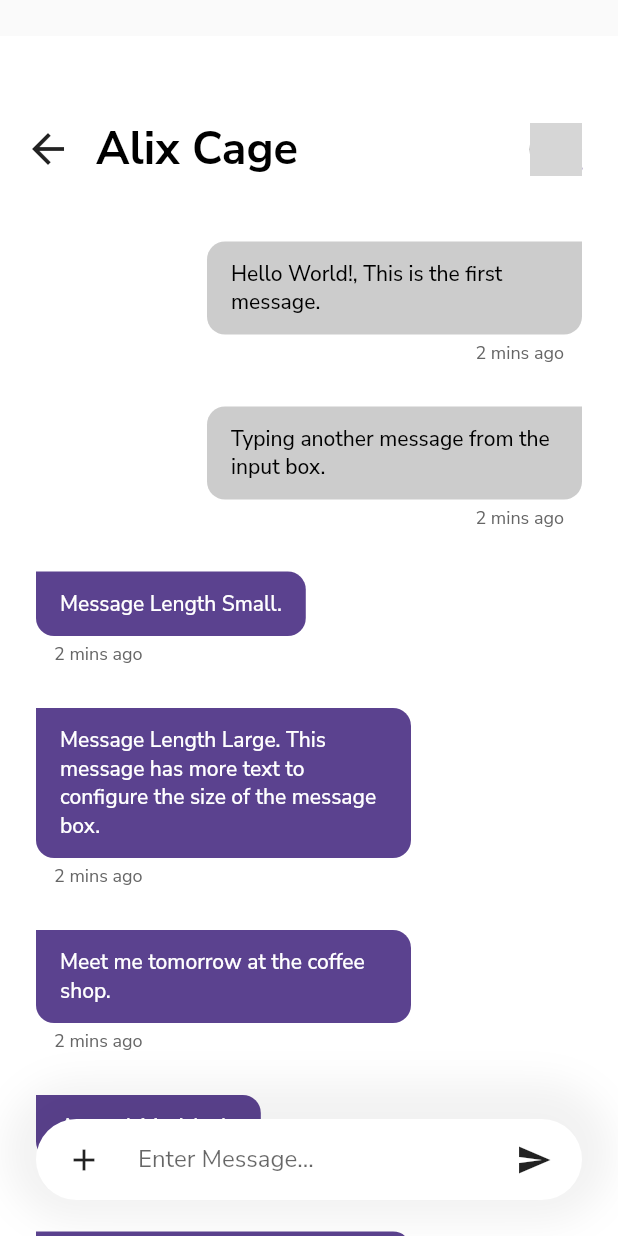
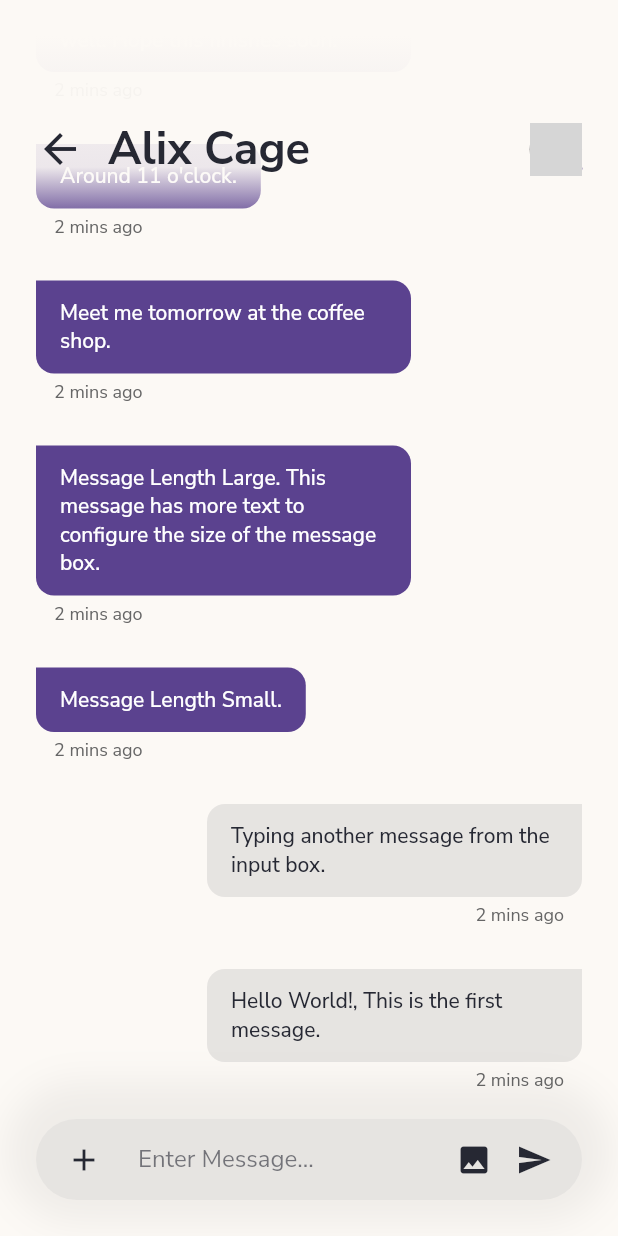
Before and after one commit to akshayejh/flat_chat, a Flutter app: the AppPage screen opened by its route, after a tap on "Alix Cage", on a phone screen of 412 x 824 dp. Run offline on Flutter 3.47's test engine with Material 2 defaults, Android fonts, the phone set to English and light mode, and no system bars; our stand-ins replace google_fonts; network calls fail; grey boxes are pictures that could not be loaded.

Commit message:
Implementation:
- Version 1.0, Ready!

```diff
--- a/lib/flat_widgets/flat_action_btn.dart
+++ b/lib/flat_widgets/flat_action_btn.dart
@@ -2,8 +2,11 @@ import 'package:flutter/material.dart';
 
 class FlatActionButton extends StatelessWidget {
   final Icon icon;
+  final IconData iconData;
+  final Color iconColor;
+  final double iconSize;
   final Function onPressed;
-  FlatActionButton({this.icon, this.onPressed});
+  FlatActionButton({this.icon, this.onPressed, this.iconData, this.iconColor, this.iconSize});
 
   @override
   Widget build(BuildContext context) {
@@ -12,8 +15,9 @@ class FlatActionButton extends StatelessWidget {
       child: Container(
         padding: EdgeInsets.all(8.0),
         child: icon ?? Icon(
-          Icons.arrow_back,
-          size: 32.0,
+          iconData ?? Icons.arrow_back,
+          size: iconSize ?? 32.0,
+          color: iconColor ?? Theme.of(context).primaryColorDark,
         ),
       ),
     );
--- a/lib/flat_widgets/flat_chat_item.dart
+++ b/lib/flat_widgets/flat_chat_item.dart
@@ -30,7 +30,7 @@ class FlatChatItem extends StatelessWidget {
     return InkWell(
       onTap: onPressed,
       child: Ink(
-        color: backgroundColor ?? Colors.white,
+        color: backgroundColor ?? Theme.of(context).primaryColorLight,
         child: Container(
           padding: EdgeInsets.symmetric(
             horizontal: 16.0,
@@ -63,7 +63,7 @@ class FlatChatItem extends StatelessWidget {
                               name ?? "Name",
                               style: TextStyle(
                                 fontSize: 16.0,
-                                color: nameColor ?? Color(0xFF262833),
+                                color: nameColor ?? Theme.of(context).primaryColorDark,
                                 fontWeight: FontWeight.w700,
                               ),
                             ),
@@ -78,7 +78,7 @@ class FlatChatItem extends StatelessWidget {
                               style: TextStyle(
                                 fontSize: 15.0,
                                 fontWeight: FontWeight.w600,
-                                color: messageColor ?? Color(0xFF262833).withOpacity(0.4),
+                                color: messageColor ?? Theme.of(context).primaryColorDark.withOpacity(0.5),
                               ),
                             ),
                           ),
--- a/lib/flat_widgets/flat_chat_message.dart
+++ b/lib/flat_widgets/flat_chat_message.dart
@@ -43,7 +43,7 @@ class FlatChatMessage extends StatelessWidget {
     if (messageType == null || messageType == MessageType.received) {
       return Theme.of(context).primaryColor;
     } else {
-      return Color(0xFFCCCCCC);
+      return Theme.of(context).primaryColorDark.withOpacity(0.1);
     }
   }
 
@@ -51,7 +51,7 @@ class FlatChatMessage extends StatelessWidget {
     if (messageType == null || messageType == MessageType.received) {
       return Colors.white;
     } else {
-      return Colors.black;
+      return Theme.of(context).primaryColorDark;
     }
   }
 
--- a/lib/flat_widgets/flat_message_input_box.dart
+++ b/lib/flat_widgets/flat_message_input_box.dart
@@ -4,44 +4,14 @@ import 'package:flutter/material.dart';
 class FlatMessageInputBox extends StatelessWidget {
   final Widget prefix;
   final Widget suffix;
-  final bool floating;
-  FlatMessageInputBox({this.prefix, this.suffix, this.floating});
-
-  Widget _isFloating() {
-    if(floating != null && floating == true) {
-      return Positioned(
-        bottom: 24.0,
-        right: 24.0,
-        left: 24.0,
-        child: _FlatMessageBox(
-          floating: floating,
-          prefix: prefix,
-          suffix: suffix,
-        ),
-      );
-    } else {
-      return _FlatMessageBox(
-        floating: floating,
-        prefix: prefix,
-        suffix: suffix,
-      );
-    }
-  }
+  final bool roundedCorners;
+  FlatMessageInputBox({this.prefix, this.suffix, this.roundedCorners});
 
   @override
   Widget build(BuildContext context) {
-    return _isFloating();
-  }
-}
-
-class _FlatMessageBox extends StatelessWidget {
-  final Widget prefix;
-  final Widget suffix;
-  final bool floating;
-  _FlatMessageBox({this.prefix, this.suffix, this.floating});
 
     double cornerRadius() {
-    if(floating != null && floating == true) {
+      if(roundedCorners != null && roundedCorners == true) {
         return 60.0;
       } else {
         return 0.0;
@@ -49,18 +19,16 @@ class _FlatMessageBox extends StatelessWidget {
     }
 
     double padding() {
-    if(floating != null && floating == true) {
+      if(roundedCorners != null && roundedCorners == true) {
         return 12.0;
       } else {
         return 8.0;
       }
     }
 
-  @override
-  Widget build(BuildContext context) {
     return Container(
       decoration: BoxDecoration(
-        color: Colors.white,
+        color: Theme.of(context).primaryColorLight,
         borderRadius: BorderRadius.circular(cornerRadius()),
         boxShadow: [
           BoxShadow(
@@ -70,6 +38,11 @@ class _FlatMessageBox extends StatelessWidget {
             offset: Offset(0, -5), // changes position of shadow
           )
         ],
+      ),
+      child: Container(
+        decoration: BoxDecoration(
+          color: Theme.of(context).primaryColorDark.withOpacity(0.1),
+          borderRadius: BorderRadius.circular(cornerRadius()),
         ),
         padding: EdgeInsets.symmetric(
           horizontal: padding(),
@@ -83,8 +56,14 @@ class _FlatMessageBox extends StatelessWidget {
               child: TextField(
                 decoration: InputDecoration(
                   hintText: "Enter Message...",
+                  hintStyle: TextStyle(
+                    color: Theme.of(context).primaryColorDark.withOpacity(0.6),
+                  ),
                   border: InputBorder.none,
                   contentPadding: EdgeInsets.all(16.0,),
+                ),
+                style: TextStyle(
+                    color: Theme.of(context).primaryColorDark
                 ),
               ),
             ),
@@ -93,10 +72,12 @@ class _FlatMessageBox extends StatelessWidget {
               icon: Icon(
                 Icons.send,
                 size: 24.0,
+                color: Theme.of(context).primaryColorDark,
               ),
             ),
           ],
         ),
+      ),
     );
   }
 }
--- a/lib/flat_widgets/flat_page_header.dart
+++ b/lib/flat_widgets/flat_page_header.dart
@@ -1,4 +1,3 @@
-import 'package:flatchat/flat_widgets/flat_profile_image.dart';
 import 'package:flutter/material.dart';
 
 class FlatPageHeader extends StatelessWidget {
@@ -26,7 +25,7 @@ class FlatPageHeader extends StatelessWidget {
       if(prefixWidget == null) {
         return 24.0;
       } else {
-        return 8.0;
+        return 16.0;
       }
     }
 
@@ -38,9 +37,30 @@ class FlatPageHeader extends StatelessWidget {
       }
     }
 
+    Color _backgroundColor() {
+      if(backgroundColor != null){
+        return backgroundColor;
+      } else {
+        return Theme.of(context).primaryColorLight;
+      }
+    }
+
     return Container(
       decoration: BoxDecoration(
-        color: backgroundColor ?? Colors.white,
+        gradient: LinearGradient(
+          begin: FractionalOffset.topCenter,
+          end: FractionalOffset.bottomCenter,
+          stops: [
+            0.0,
+            0.7,
+            1,
+          ],
+          colors: [
+            _backgroundColor(),
+            _backgroundColor().withOpacity(0.9),
+            _backgroundColor().withOpacity(0.0),
+          ]
+        )
       ),
       padding: EdgeInsets.only(
         top: 50.0,
@@ -62,7 +82,7 @@ class FlatPageHeader extends StatelessWidget {
                   child: Text(
                     title ?? "Header",
                     style: TextStyle(
-                      color: textColor ?? Colors.black,
+                      color: textColor ?? Theme.of(context).primaryColorDark,
                       fontSize: textSize ?? 30.0,
                       fontWeight: fontWeight ?? FontWeight.w700
                     ),
--- /dev/null
+++ b/lib/flat_widgets/flat_page_wrapper.dart
@@ -0,0 +1,115 @@
+import 'package:flatchat/functions/glowRemoveScrollBehaviour.dart';
+import 'package:flutter/material.dart';
+
+enum ScrollType {
+  fixedHeader,
+  floatingHeader,
+}
+
+class FlatPageWrapper extends StatelessWidget {
+  final List<Widget> children;
+  final Color backgroundColor;
+  final Widget header;
+  final ScrollType scrollType;
+  final Widget footer;
+  final bool reverseBodyList;
+
+  FlatPageWrapper({this.children, this.backgroundColor, this.header, this.scrollType, this.footer, this.reverseBodyList});
+
+  @override
+  Widget build(BuildContext context) {
+    return Container(
+      padding: EdgeInsets.only(
+        top: 24.0,
+      ),
+      color: backgroundColor ?? Theme.of(context).primaryColorLight,
+      child: _PageBodyWidget(
+        scrollType: scrollType,
+        children: children,
+        header: header,
+        footer: footer,
+        reverseBodyList: reverseBodyList,
+      ),
+    );
+  }
+}
+
+class _PageBodyWidget extends StatelessWidget {
+  final List<Widget> children;
+  final Widget header;
+  final ScrollType scrollType;
+  final Widget footer;
+  final bool reverseBodyList;
+  _PageBodyWidget({this.children, this.header, this.scrollType, this.footer, this.reverseBodyList});
+
+  @override
+  Widget build(BuildContext context) {
+
+    double inputPadding() {
+      if(scrollType != null && scrollType == ScrollType.floatingHeader){
+        return 24.0;
+      } else {
+        return 0.0;
+      }
+    }
+
+    double bottomPadding() {
+      if(footer != null && scrollType == ScrollType.floatingHeader){
+        return 80.0;
+      } else {
+        return 12.0;
+      }
+    }
+
+    if (scrollType != null && scrollType == ScrollType.floatingHeader) {
+      return Stack(
+        children: [
+          Positioned(
+            child: ScrollConfiguration(
+              behavior: GlowRemoveScrollBehaviour(),
+              child: ListView(
+                reverse: reverseBodyList ?? false,
+                padding: EdgeInsets.only(
+                  top: 122.0,
+                  bottom: bottomPadding(),
+                ),
+                children: children,
+              ),
+            ),
+          ),
+          Positioned(
+            child: header ?? Container(),
+          ),
+          Positioned(
+            bottom: 0,
+            left: 0,
+            right: 0,
+            child: Padding(
+              padding: EdgeInsets.all(inputPadding()),
+              child: footer,
+            ),
+          ),
+        ],
+      );
+    } else {
+      return Column(
+        mainAxisSize: MainAxisSize.max,
+        children: [
+          header ?? Container(),
+          Expanded(
+            child: ScrollConfiguration(
+              behavior: GlowRemoveScrollBehaviour(),
+              child: ListView(
+                reverse: reverseBodyList ?? false,
+                padding: EdgeInsets.all(0.0),
+                children: children,
+              ),
+            )
+          ),
+          footer ?? Container(),
+        ],
+      );
+    }
+  }
+
+}
--- a/lib/flat_widgets/flat_profile_image.dart
+++ b/lib/flat_widgets/flat_profile_image.dart
@@ -125,7 +125,7 @@ class OnlineIndicator extends StatelessWidget {
         decoration: BoxDecoration(
           color: color ?? Theme.of(context).primaryColor,
           border: Border.all(
-            color: borderColor ?? Colors.white,
+            color: borderColor ?? Theme.of(context).primaryColorLight,
             width: 2.5,
           ),
           borderRadius: BorderRadius.circular(15.0)
--- a/lib/flat_widgets/flat_section_header.dart
+++ b/lib/flat_widgets/flat_section_header.dart
@@ -1,26 +1,26 @@
 import 'package:flutter/material.dart';
 
 class FlatSectionHeader extends StatelessWidget {
-  final String text;
+  final String title;
   final double textSize;
   final FontWeight fontWeight;
   final Color backgroundColor;
   final Color textColor;
-  FlatSectionHeader({this.text, this.textSize, this.fontWeight, this.backgroundColor, this.textColor});
+  FlatSectionHeader({this.title, this.textSize, this.fontWeight, this.backgroundColor, this.textColor});
 
   @override
   Widget build(BuildContext context) {
     return Container(
       decoration: BoxDecoration(
-        color: backgroundColor ?? Colors.white,
+        color: backgroundColor,
       ),
       padding: EdgeInsets.symmetric(
         horizontal: 24.0,
       ),
       child: Text(
-        text ?? "Section Header",
+        title ?? "Section Header",
         style: TextStyle(
-          color: textColor ?? Colors.black,
+          color: textColor ?? Theme.of(context).primaryColorDark,
           fontWeight: fontWeight ?? FontWeight.w700,
           fontSize: textSize ?? 16.0,
         ),
--- /dev/null
+++ b/lib/functions/glowRemoveScrollBehaviour.dart
@@ -0,0 +1,9 @@
+import 'package:flutter/material.dart';
+
+class GlowRemoveScrollBehaviour extends ScrollBehavior {
+  @override
+  Widget buildViewportChrome(
+      BuildContext context, Widget child, AxisDirection axisDirection) {
+    return child;
+  }
+}
--- a/lib/screens/apppage.dart
+++ b/lib/screens/apppage.dart
@@ -1,3 +1,4 @@
+import 'package:flatchat/flat_widgets/flat_action_btn.dart';
 import 'package:flatchat/flat_widgets/flat_add_story_btn.dart';
 import 'package:flatchat/flat_widgets/flat_chat_item.dart';
 import 'package:flatchat/flat_widgets/flat_counter.dart';
@@ -15,12 +16,13 @@ class AppPage extends StatefulWidget {
 }
 
 class _AppPageState extends State<AppPage> {
+
   @override
   Widget build(BuildContext context) {
     return Scaffold(
       body: Container(
         width: double.infinity,
-        color: Colors.white,
+        color: Theme.of(context).primaryColorLight,
         child: ListView(
           scrollDirection: Axis.vertical,
           children: [
@@ -28,7 +30,7 @@ class _AppPageState extends State<AppPage> {
               title: "Flat Chat",
             ),
             FlatSectionHeader(
-              text: "Moments",
+              title: "Moments",
             ),
             Container(
               height: 108.0,
@@ -76,7 +78,7 @@ class _AppPageState extends State<AppPage> {
               ),
             ),
             FlatSectionHeader(
-              text: "Marked Important",
+              title: "Marked Important",
             ),
             FlatChatItem(
               profileImage: FlatProfileImage(
@@ -91,7 +93,7 @@ class _AppPageState extends State<AppPage> {
               },
             ),
             FlatSectionHeader(
-              text: "Messages",
+              title: "Messages",
             ),
             FlatChatItem(
               profileImage: FlatProfileImage(
--- a/lib/screens/chatpage.dart
+++ b/lib/screens/chatpage.dart
@@ -2,6 +2,7 @@ import 'package:flatchat/flat_widgets/flat_action_btn.dart';
 import 'package:flatchat/flat_widgets/flat_chat_message.dart';
 import 'package:flatchat/flat_widgets/flat_message_input_box.dart';
 import 'package:flatchat/flat_widgets/flat_page_header.dart';
+import 'package:flatchat/flat_widgets/flat_page_wrapper.dart';
 import 'package:flatchat/flat_widgets/flat_profile_image.dart';
 import 'package:flutter/material.dart';
 
@@ -16,15 +17,10 @@ class _ChatPageState extends State<ChatPage> {
   @override
   Widget build(BuildContext context) {
     return Scaffold(
-      body: Container(
-        margin: EdgeInsets.only(
-          top: 24.0,
-        ),
-        width: double.infinity,
-        color: Colors.white,
-        child: Column(
-          children: [
-            FlatPageHeader(
+      body: FlatPageWrapper(
+        scrollType: ScrollType.floatingHeader,
+        reverseBodyList: true,
+        header: FlatPageHeader(
           prefixWidget: FlatActionButton(
             onPressed: () {
               Navigator.pop(context);
@@ -40,10 +36,6 @@ class _ChatPageState extends State<ChatPage> {
             },
           ),
         ),
-            Expanded(
-              child: Stack(
-                children: [
-                  ListView(
         children: [
           FlatChatMessage(
             message: "Hello World!, This is the first message.",
@@ -82,31 +74,22 @@ class _ChatPageState extends State<ChatPage> {
             showTime: true,
             time: "2 mins ago",
           ),
-                      Padding(
-                        padding: const EdgeInsets.only(
-                          bottom: 80.0,
-                        ),
-                        child: FlatChatMessage(
+          FlatChatMessage(
             message: "Final Message in the list.",
             showTime: true,
             time: "2 mins ago",
           ),
+        ],
+        footer: FlatMessageInputBox(
+          prefix: FlatActionButton(
+            iconData: Icons.add,
+            iconSize: 24.0,
           ),
-                    ],
+          roundedCorners: true,
+          suffix: FlatActionButton(
+            iconData: Icons.image,
+            iconSize: 24.0,
           ),
-                  FlatMessageInputBox(
-                    floating: true,
-                    prefix: FlatActionButton(
-                      icon: Icon(
-                        Icons.add,
-                        size: 24.0,
-                      ),
-                    ),
-                  ),
-                ],
-              ),
-            ),
-          ],
         ),
       ),
     );
```
Also changed, not shown: lib/main.dart (+16 -10 lines), lib/screens/homepage.dart (added, +150 -0 lines), lib/screens/samplepage.dart (deleted, +0 -15 lines). Lines whose indentation alone changed are shown as unchanged.
